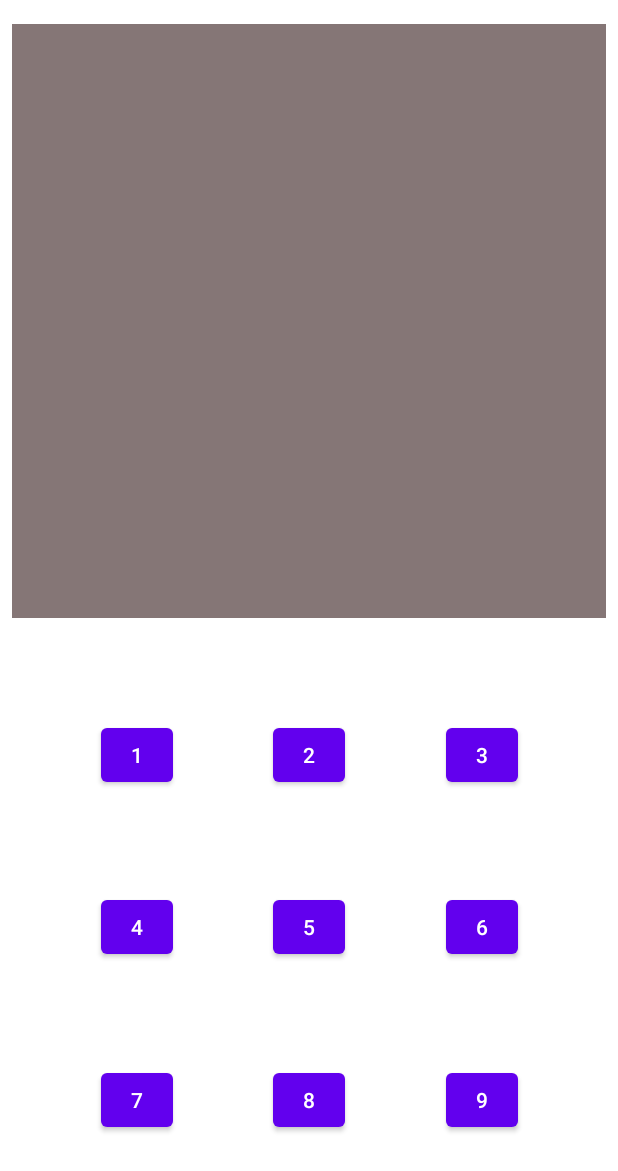
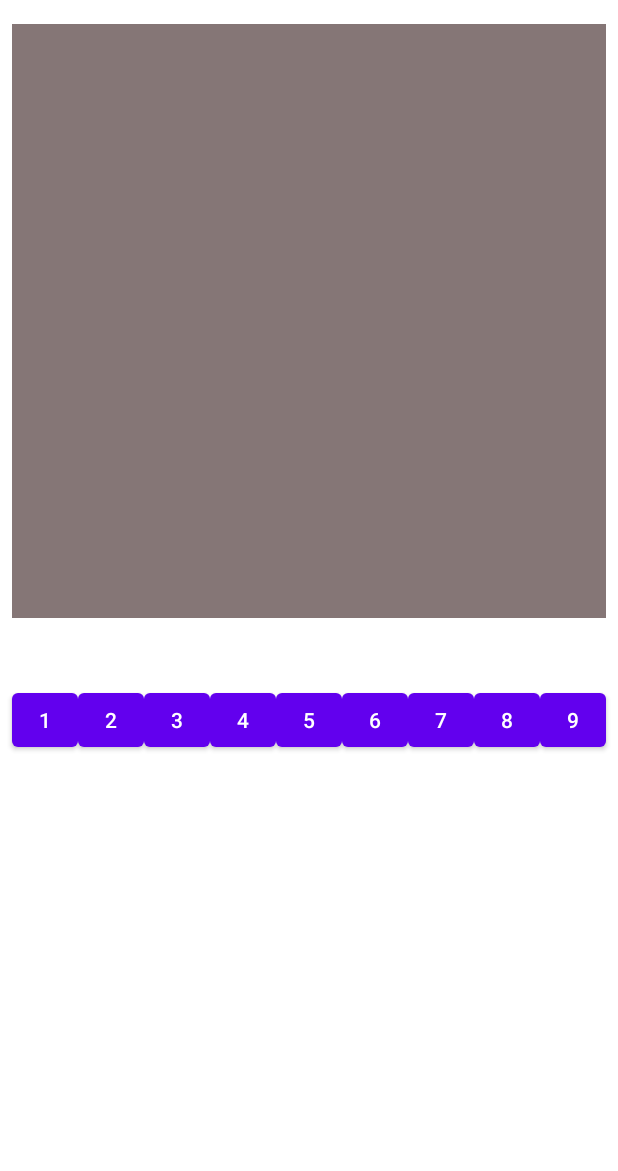
Before and after one commit to spardo83/sudoku-android, an Android app: the SudokuActivity screen opened directly, with no data from a screen before it, on a phone screen of 412 x 824 dp. Shown: the top 1171 px of the screen. Run offline under Robolectric (Android 15) with nearby library versions, the phone set to English and light mode, and no system bars.

Commit message:
modifique algunas cosas en el layout de la partida

```diff
--- a/app/src/main/res/layout/activity_sudoku.xml
+++ b/app/src/main/res/layout/activity_sudoku.xml
@@ -20,101 +20,95 @@
 
     <Button
         android:id="@+id/button6"
-        android:layout_width="48dp"
+        android:layout_width="0dp"
         android:layout_height="48dp"
         android:text="6"
-        app:layout_constraintBottom_toTopOf="@+id/button9"
-        app:layout_constraintEnd_toEndOf="parent"
+        app:layout_constraintEnd_toStartOf="@+id/button7"
         app:layout_constraintHorizontal_bias="0.5"
         app:layout_constraintStart_toEndOf="@+id/button5"
-        app:layout_constraintTop_toBottomOf="@+id/button3" />
+        app:layout_constraintTop_toTopOf="@+id/button5" />
 
     <Button
         android:id="@+id/button4"
-        android:layout_width="48dp"
+        android:layout_width="0dp"
         android:layout_height="48dp"
         android:text="4"
-        app:layout_constraintBottom_toTopOf="@+id/button7"
         app:layout_constraintEnd_toStartOf="@+id/button5"
         app:layout_constraintHorizontal_bias="0.5"
-        app:layout_constraintStart_toStartOf="parent"
-        app:layout_constraintTop_toBottomOf="@+id/button1" />
+        app:layout_constraintStart_toEndOf="@+id/button3"
+        app:layout_constraintTop_toTopOf="@+id/button3" />
 
     <Button
         android:id="@+id/button2"
-        android:layout_width="48dp"
+        android:layout_width="0dp"
         android:layout_height="48dp"
         android:text="2"
-        app:layout_constraintBottom_toTopOf="@+id/button5"
         app:layout_constraintEnd_toStartOf="@+id/button3"
         app:layout_constraintHorizontal_bias="0.5"
         app:layout_constraintStart_toEndOf="@+id/button1"
-        app:layout_constraintTop_toBottomOf="@+id/view" />
+        app:layout_constraintTop_toTopOf="@+id/button1" />
 
     <Button
         android:id="@+id/button1"
-        android:layout_width="48dp"
+        android:layout_width="0dp"
         android:layout_height="48dp"
+        android:layout_marginStart="8dp"
+        android:layout_marginTop="456dp"
         android:text="1"
-        app:layout_constraintBottom_toTopOf="@+id/button4"
         app:layout_constraintEnd_toStartOf="@+id/button2"
         app:layout_constraintHorizontal_bias="0.5"
         app:layout_constraintStart_toStartOf="parent"
-        app:layout_constraintTop_toBottomOf="@+id/view" />
+        app:layout_constraintTop_toTopOf="parent" />
 
     <Button
         android:id="@+id/button9"
-        android:layout_width="48dp"
+        android:layout_width="0dp"
         android:layout_height="48dp"
+        android:layout_marginEnd="8dp"
         android:text="9"
-        app:layout_constraintBottom_toBottomOf="parent"
         app:layout_constraintEnd_toEndOf="parent"
         app:layout_constraintHorizontal_bias="0.5"
         app:layout_constraintStart_toEndOf="@+id/button8"
-        app:layout_constraintTop_toBottomOf="@+id/button6" />
+        app:layout_constraintTop_toTopOf="@+id/button8" />
 
     <Button
         android:id="@+id/button5"
-        android:layout_width="48dp"
+        android:layout_width="0dp"
         android:layout_height="48dp"
         android:text="5"
-        app:layout_constraintBottom_toTopOf="@+id/button8"
         app:layout_constraintEnd_toStartOf="@+id/button6"
         app:layout_constraintHorizontal_bias="0.5"
         app:layout_constraintStart_toEndOf="@+id/button4"
-        app:layout_constraintTop_toBottomOf="@+id/button2" />
+        app:layout_constraintTop_toTopOf="@+id/button4" />
 
     <Button
         android:id="@+id/button8"
-        android:layout_width="48dp"
+        android:layout_width="0dp"
         android:layout_height="48dp"
         android:text="8"
-        app:layout_constraintBottom_toBottomOf="parent"
         app:layout_constraintEnd_toStartOf="@+id/button9"
         app:layout_constraintHorizontal_bias="0.5"
         app:layout_constraintStart_toEndOf="@+id/button7"
-        app:layout_constraintTop_toBottomOf="@+id/button5" />
+        app:layout_constraintTop_toTopOf="@+id/button7" />
 
     <Button
         android:id="@+id/button3"
-        android:layout_width="48dp"
+        android:layout_width="0dp"
         android:layout_height="48dp"
         android:text="3"
-        app:layout_constraintBottom_toTopOf="@+id/button6"
-        app:layout_constraintEnd_toEndOf="parent"
+        app:layout_constraintEnd_toStartOf="@+id/button4"
         app:layout_constraintHorizontal_bias="0.5"
         app:layout_constraintStart_toEndOf="@+id/button2"
-        app:layout_constraintTop_toBottomOf="@+id/view" />
+        app:layout_constraintTop_toTopOf="@+id/button2" />
 
     <Button
         android:id="@+id/button7"
-        android:layout_width="48dp"
+        android:layout_width="0dp"
         android:layout_height="48dp"
         android:text="7"
-        app:layout_constraintBottom_toBottomOf="parent"
         app:layout_constraintEnd_toStartOf="@+id/button8"
         app:layout_constraintHorizontal_bias="0.5"
-        app:layout_constraintStart_toStartOf="parent"
-        app:layout_constraintTop_toBottomOf="@+id/button4" />
+        app:layout_constraintStart_toEndOf="@+id/button6"
+        app:layout_constraintTop_toTopOf="@+id/button6" />
 
 </androidx.constraintlayout.widget.ConstraintLayout>
```
